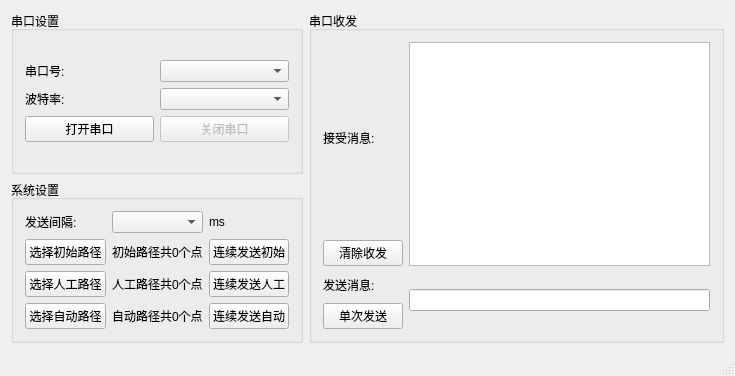
The window that mainwindow.ui (Share-LMJ/masterTest) describes before a commit, drawn with Qt 5.
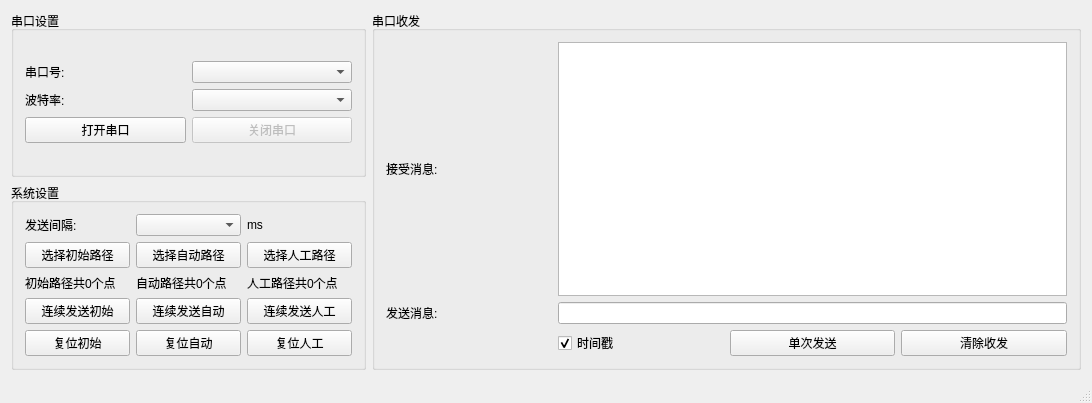
The same window after the commit. Icons and pictures are not drawn.

The edit to the form file:
```diff
--- a/mainwindow.ui
+++ b/mainwindow.ui
@@ -6,8 +6,8 @@
    <rect>
     <x>0</x>
     <y>0</y>
-    <width>735</width>
-    <height>376</height>
+    <width>1092</width>
+    <height>403</height>
    </rect>
   </property>
   <property name="windowTitle">
@@ -87,62 +87,7 @@
         <layout class="QGridLayout" name="gridLayout_5">
          <item row="0" column="0">
           <layout class="QGridLayout" name="sysSettingsLayout">
-           <item row="2" column="1">
-            <widget class="QLabel" name="manualNumLabel">
-             <property name="text">
-              <string>人工路径共0个点</string>
-             </property>
-            </widget>
-           </item>
-           <item row="3" column="1">
-            <widget class="QLabel" name="autorunNumLabel">
-             <property name="text">
-              <string>自动路径共0个点</string>
-             </property>
-            </widget>
-           </item>
-           <item row="1" column="1">
-            <widget class="QLabel" name="initNumLabel">
-             <property name="text">
-              <string>初始路径共0个点</string>
-             </property>
-            </widget>
-           </item>
-           <item row="2" column="0">
-            <widget class="QPushButton" name="choosManualPathButton">
-             <property name="text">
-              <string>选择人工路径</string>
-             </property>
-            </widget>
-           </item>
-           <item row="3" column="0">
-            <widget class="QPushButton" name="chooseAutorunPathButton">
-             <property name="text">
-              <string>选择自动路径</string>
-             </property>
-            </widget>
-           </item>
-           <item row="1" column="2">
-            <widget class="QPushButton" name="continuousTxInitButton">
-             <property name="text">
-              <string>连续发送初始</string>
-             </property>
-             <property name="checkable">
-              <bool>true</bool>
-             </property>
-            </widget>
-           </item>
            <item row="3" column="2">
-            <widget class="QPushButton" name="continuousTxAutorunButton">
-             <property name="text">
-              <string>连续发送自动</string>
-             </property>
-             <property name="checkable">
-              <bool>true</bool>
-             </property>
-            </widget>
-           </item>
-           <item row="2" column="2">
             <widget class="QPushButton" name="continuousTxManualButton">
              <property name="text">
               <string>连续发送人工</string>
@@ -176,12 +121,88 @@
              </property>
             </widget>
            </item>
+           <item row="5" column="0">
+            <widget class="QPushButton" name="resetInitButton">
+             <property name="text">
+              <string>复位初始</string>
+             </property>
+            </widget>
+           </item>
+           <item row="2" column="0">
+            <widget class="QLabel" name="initNumLabel">
+             <property name="text">
+              <string>初始路径共0个点</string>
+             </property>
+            </widget>
+           </item>
+           <item row="3" column="0">
+            <widget class="QPushButton" name="continuousTxInitButton">
+             <property name="text">
+              <string>连续发送初始</string>
+             </property>
+             <property name="checkable">
+              <bool>true</bool>
+             </property>
+            </widget>
+           </item>
+           <item row="1" column="1">
+            <widget class="QPushButton" name="chooseAutorunPathButton">
+             <property name="text">
+              <string>选择自动路径</string>
+             </property>
+            </widget>
+           </item>
+           <item row="1" column="2">
+            <widget class="QPushButton" name="choosManualPathButton">
+             <property name="text">
+              <string>选择人工路径</string>
+             </property>
+            </widget>
+           </item>
+           <item row="2" column="1">
+            <widget class="QLabel" name="autorunNumLabel">
+             <property name="text">
+              <string>自动路径共0个点</string>
+             </property>
+            </widget>
+           </item>
+           <item row="2" column="2">
+            <widget class="QLabel" name="manualNumLabel">
+             <property name="text">
+              <string>人工路径共0个点</string>
+             </property>
+            </widget>
+           </item>
+           <item row="3" column="1">
+            <widget class="QPushButton" name="continuousTxAutorunButton">
+             <property name="text">
+              <string>连续发送自动</string>
+             </property>
+             <property name="checkable">
+              <bool>true</bool>
+             </property>
+            </widget>
+           </item>
+           <item row="5" column="1">
+            <widget class="QPushButton" name="resetAutorunButton">
+             <property name="text">
+              <string>复位自动</string>
+             </property>
+            </widget>
+           </item>
+           <item row="5" column="2">
+            <widget class="QPushButton" name="resetManualButton">
+             <property name="text">
+              <string>复位人工</string>
+             </property>
+            </widget>
+           </item>
           </layout>
          </item>
         </layout>
        </widget>
       </item>
-      <item row="0" column="2" rowspan="2">
+      <item row="0" column="1" rowspan="2" colspan="2">
        <widget class="QGroupBox" name="serialRxTxGroupBox">
         <property name="title">
          <string>串口收发</string>
@@ -202,21 +223,14 @@
              </property>
             </widget>
            </item>
-           <item row="1" column="0">
+           <item row="4" column="3">
             <widget class="QPushButton" name="clearRxTxButton">
              <property name="text">
               <string>清除收发</string>
              </property>
             </widget>
            </item>
-           <item row="0" column="0">
-            <widget class="QLabel" name="rxLabel">
-             <property name="text">
-              <string>接受消息:</string>
-             </property>
-            </widget>
-           </item>
-           <item row="3" column="0">
+           <item row="4" column="2">
             <widget class="QPushButton" name="singleTxButton">
              <property name="maximumSize">
               <size>
@@ -229,14 +243,31 @@
              </property>
             </widget>
            </item>
-           <item row="0" column="1" rowspan="2">
+           <item row="0" column="0" rowspan="2">
+            <widget class="QLabel" name="rxLabel">
+             <property name="text">
+              <string>接受消息:</string>
+             </property>
+            </widget>
+           </item>
+           <item row="4" column="1">
+            <widget class="QCheckBox" name="isShowTimeCheckBox">
+             <property name="text">
+              <string>时间戳</string>
+             </property>
+             <property name="checked">
+              <bool>true</bool>
+             </property>
+            </widget>
+           </item>
+           <item row="0" column="1" rowspan="2" colspan="3">
             <widget class="QTextEdit" name="rxTextEdit">
              <property name="readOnly">
               <bool>true</bool>
              </property>
             </widget>
            </item>
-           <item row="2" column="1" rowspan="2">
+           <item row="2" column="1" colspan="3">
             <widget class="QLineEdit" name="txLineEdit"/>
            </item>
           </layout>
```
Left out of the diff: 6 changed lines with no effect on the pictures.
